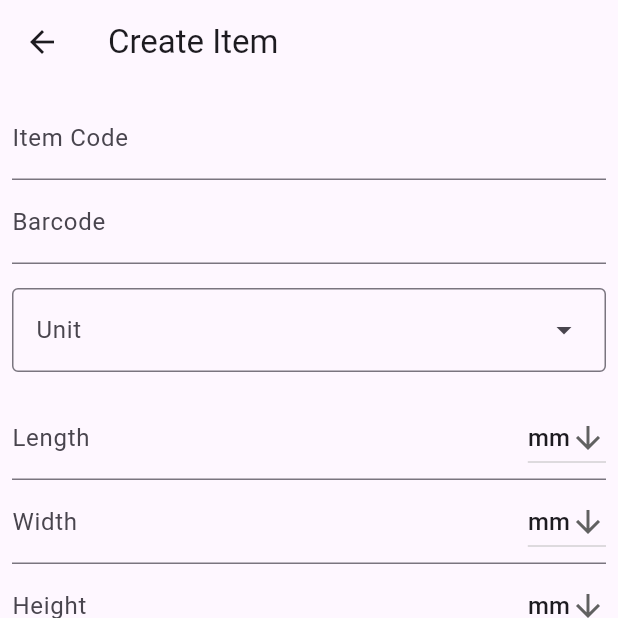
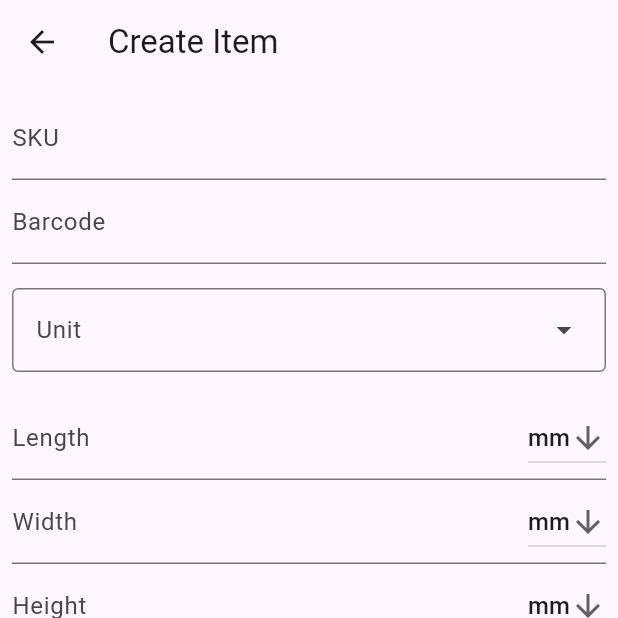
Before and after one commit to huutan3621/flutter_scan, a Flutter app: the CreateItemChild screen opened directly, on a phone screen of 412 x 824 dp, the top half of it. Run offline on Flutter 3.47's test engine with Material 3 defaults, Android fonts, the phone set to English and light mode, and no system bars; our stand-ins replace dio, image_picker; missing offline and left inert: simple_barcode_scanner.

Commit message:
update label

```diff
--- a/lib/screens/create_item_screen.dart
+++ b/lib/screens/create_item_screen.dart
@@ -82,8 +82,7 @@ class _CreateItemChildState extends State<CreateItemChild> {
                         controller: value.itemCodeController,
                         enabled: value.isItemCodeScanEnabled,
                         readOnly: true,
-                        decoration:
-                            const InputDecoration(labelText: 'Item Code'),
+                        decoration: const InputDecoration(labelText: 'SKU'),
                         onTap: () {
                           value.scanItemCode(context);
                         },
```
